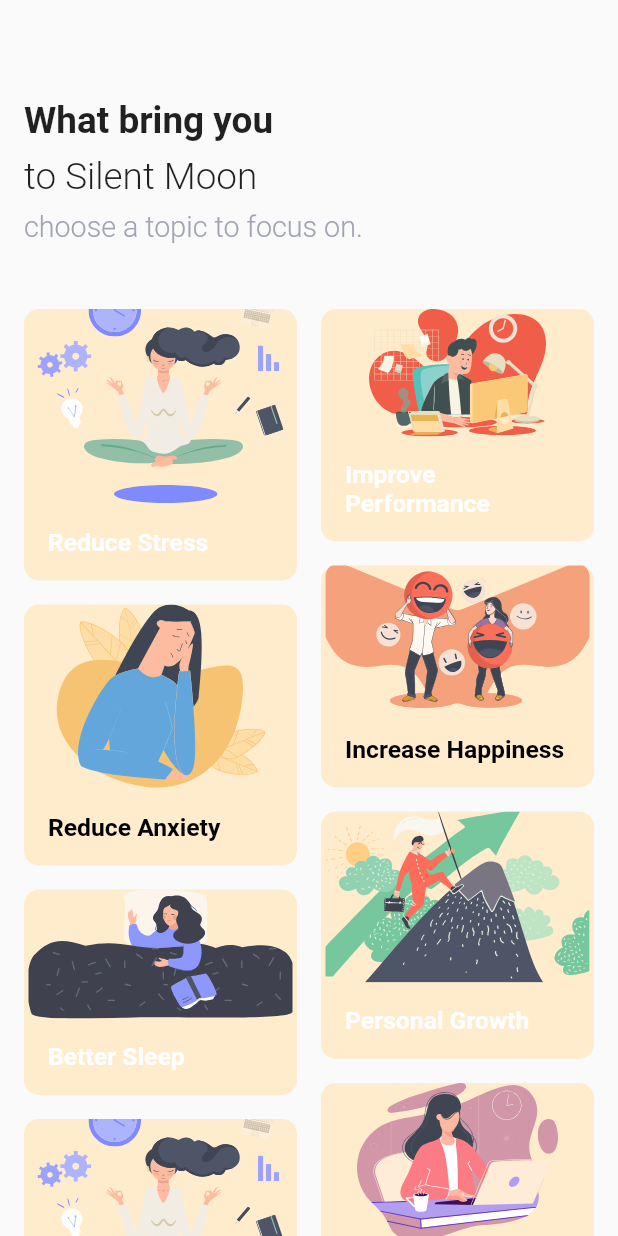
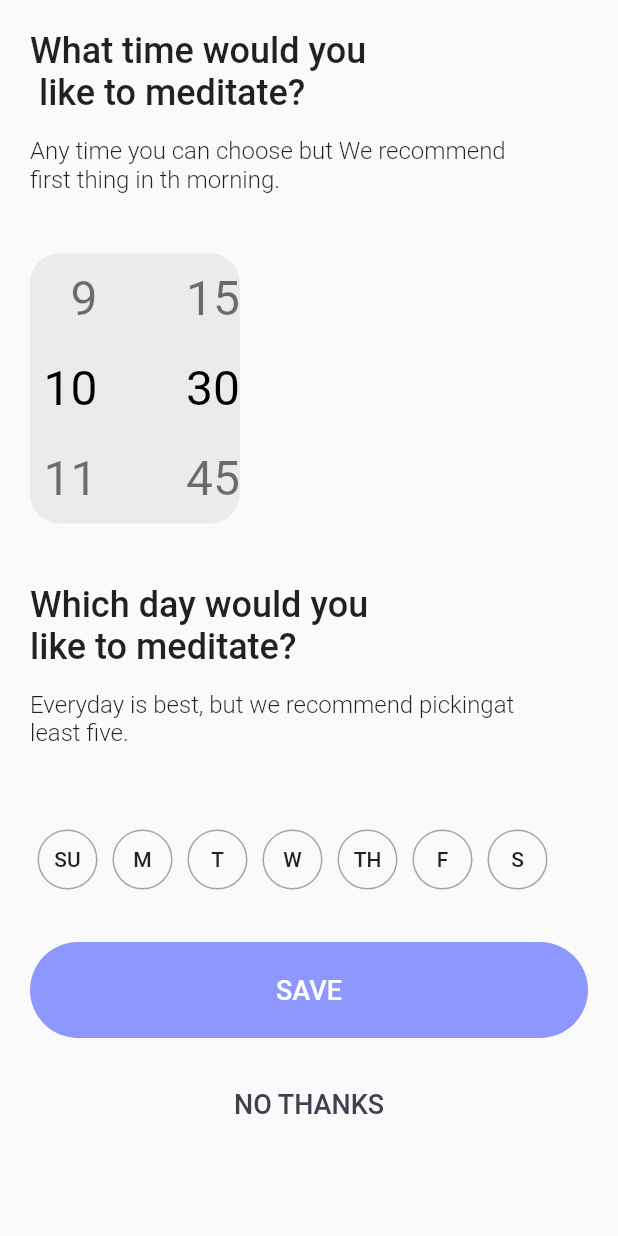
Before and after one commit to nghuyktmt/meditation_app_ui, a Flutter app: the screen it shows after launch, on a phone screen of 412 x 824 dp. Run offline on Flutter 3.47's test engine with Material 2 defaults, Android fonts, the phone set to English and light mode, and no system bars; drawn by our look-alikes of flutter_time_picker_spinner; our stand-ins replace device_preview, dio, flutter_svg, freezed_annotation; Roboto replaces fonts that are missing (HelveticalNeue).

Commit message:
Reminders Page

```diff
--- a/lib/main.dart
+++ b/lib/main.dart
@@ -2,6 +2,7 @@ import 'package:device_preview/device_preview.dart';
 import 'package:flutter/foundation.dart';
 import 'package:flutter/material.dart';
 import 'package:test_flutter/pages/choose_topic_page.dart';
+import 'package:test_flutter/pages/reminders_page.dart';
 import 'package:test_flutter/pages/started_page.dart';
 
 void main() {
@@ -26,7 +27,7 @@ class MyApp extends StatelessWidget {
       theme: ThemeData(
         primarySwatch: Colors.blue,
       ),
-      home: const ChooseTopicPage(),
+      home: const RemindersPage(),
     );
   }
 }
--- /dev/null
+++ b/lib/pages/reminders_page.dart
@@ -0,0 +1,149 @@
+import 'package:flutter/material.dart';
+import 'package:flutter_time_picker_spinner/flutter_time_picker_spinner.dart';
+import 'package:test_flutter/utils/theme.dart';
+
+class RemindersPage extends StatefulWidget {
+  const RemindersPage({Key? key}) : super(key: key);
+
+  @override
+  State<RemindersPage> createState() => _RemindersPageState();
+}
+
+class _RemindersPageState extends State<RemindersPage> {
+  DateTime _dateTime = DateTime.now();
+  @override
+  Widget build(BuildContext context) {
+    return Scaffold(
+      body: SafeArea(
+        child: SingleChildScrollView(
+          child: Padding(
+            padding: const EdgeInsets.only(left: 20, top: 20, right: 20),
+            child: Column(
+              crossAxisAlignment: CrossAxisAlignment.start,
+              mainAxisAlignment: MainAxisAlignment.start,
+              children: [
+                Text(
+                  "What time would you\n like to meditate?",
+                  style: PrimaryFont.medium(24),
+                ),
+                const SizedBox(height: 15,),
+                Text(
+                    "Any time you can choose but We recommend\nfirst thing in th morning.",
+                    style: PrimaryFont.light(16)
+                ),
+                const SizedBox(
+                  height: 40,
+                ),
+                Container(
+                  decoration: BoxDecoration(
+                    borderRadius: BorderRadius.circular(20),
+                    color: kColorLightGrey
+                  ),
+                  child: Column(
+                    mainAxisAlignment: MainAxisAlignment.center,
+                    crossAxisAlignment: CrossAxisAlignment.center,
+                    children: [
+                      TimePickerSpinner(
+                        spacing: 50,
+                        minutesInterval: 15,
+                        onTimeChange: (time) {
+                          setState(() {
+                            _dateTime = time;
+                          });
+                        },
+                      )
+                    ],
+                  ),
+                ),
+                const SizedBox(height: 40,),
+                Text("Which day would you\nlike to meditate?",
+                    style: PrimaryFont.medium(24)),
+                const SizedBox(
+                  height: 15,
+                ),
+                Text(
+                    "Everyday is best, but we recommend pickingat\nleast five.",
+                    style: PrimaryFont.light(16)),
+                const SizedBox(
+                  height: 40,
+                ),
+                SizedBox(
+                  height: 70,
+                  child: ListView(
+                    scrollDirection: Axis.horizontal,
+                    children: const [
+                      _Day(dayName: "SU",),
+                      _Day(dayName: "M",),
+                      _Day(dayName: "T",),
+                      _Day(dayName: "W",),
+                      _Day(dayName: "TH",),
+                      _Day(dayName: "F",),
+                      _Day(dayName: "S",),
+                    ],
+                  ),
+                ),
+                const SizedBox(height: 20,),
+                Container(
+                  height: 64,
+                  width: double.maxFinite,
+                  decoration: BoxDecoration(
+                    color: kColorPrimary,
+                    borderRadius: BorderRadius.circular(38)
+                  ),
+                  child: Center(
+                    child: Text(
+                      "SAVE",
+                      style: PrimaryFont.medium(18).copyWith(color: Colors.white),
+                    ),
+                  ),
+                ),
+                const SizedBox(height: 20,),
+                Align(
+                  alignment: Alignment.center,
+                  child: TextButton(
+                    onPressed: () {},
+                    child: Text(
+                      "NO THANKS",
+                      style: PrimaryFont.medium(18).copyWith(color: kColorDarkGrey),
+                    ),
+                  ),
+                ),
+                const SizedBox(height: 20,)
+              ],
+            ),
+          ),
+        ),
+      ),
+    );
+  }
+}
+
+class _Day extends StatelessWidget {
+  const _Day({Key? key, required this.dayName}) : super(key: key);
+
+  final String dayName;
+
+  @override
+  Widget build(BuildContext context) {
+    return Padding(
+      padding: const EdgeInsets.symmetric(horizontal: 5),
+      child: Container(
+        height: 40,
+        width: 40,
+        decoration: BoxDecoration(
+          shape: BoxShape.circle,
+          color: Colors.transparent,
+           border: Border.all(
+             color: const Color(0xffa1a4b2)
+           )
+        ),
+        child: Center(
+          child: Text(
+            dayName,
+            style: PrimaryFont.medium(14),
+          ),
+        ),
+      ),
+    );
+  }
+}
--- a/pubspec.yaml
+++ b/pubspec.yaml
@@ -43,6 +43,7 @@ dependencies:
   dio: ^4.0.6
   masonry_grid: ^1.0.0
   flutter_staggered_grid_view: ^0.6.2
+  flutter_time_picker_spinner: ^2.0.0
 
 dev_dependencies:
   flutter_test:
```
Also changed, not shown: pubspec.lock.
